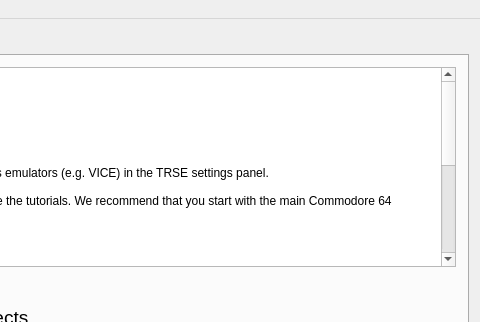
leuat/TRSE, file mainwindow.ui: the form before one commit; both pictures show x 900 to 1380 and y 0 to 322 of the 1380 by 720 pixel window.
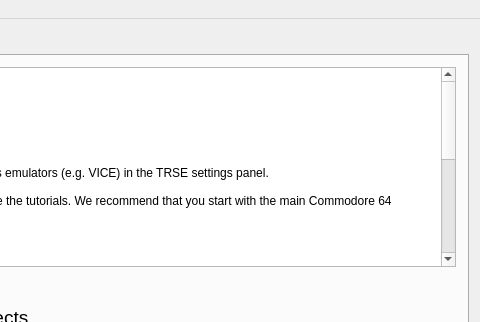
The form after the commit. Icons and pictures are not drawn.

The edit to the form file:
```diff
--- a/mainwindow.ui
+++ b/mainwindow.ui
@@ -295,6 +295,8 @@
 &lt;li style=&quot; font-family:'Noto Sans'; font-size:9pt;&quot; style=&quot; margin-top:0px; margin-bottom:0px; margin-left:0px; margin-right:0px; -qt-block-indent:0; text-indent:0px;&quot;&gt;Sprite packer system for GB&lt;/li&gt;&lt;/ul&gt;
 &lt;li style=&quot; font-family:'Noto Sans'; font-size:9pt;&quot; style=&quot; margin-top:12px; margin-bottom:0px; margin-left:0px; margin-right:0px; -qt-block-indent:0; text-indent:0px;&quot;&gt;Compiler&lt;/li&gt;&lt;/ul&gt;
 &lt;ul style=&quot;margin-top: 0px; margin-bottom: 0px; margin-left: 0px; margin-right: 0px; -qt-list-indent: 2;&quot;&gt;&lt;li style=&quot; font-family:'Noto Sans'; font-size:9pt;&quot; style=&quot; margin-top:0px; margin-bottom:0px; margin-left:0px; margin-right:0px; -qt-block-indent:0; text-indent:0px;&quot;&gt;Fixed a bug where forward declarations of procedure with parameters crashed&lt;/li&gt;
+&lt;li style=&quot; font-family:'Noto Sans'; font-size:9pt;&quot; style=&quot; margin-top:0px; margin-bottom:0px; margin-left:0px; margin-right:0px; -qt-block-indent:0; text-indent:0px;&quot;&gt;TRU constants fixed&lt;/li&gt;
+&lt;li style=&quot; font-family:'Noto Sans'; font-size:9pt;&quot; style=&quot; margin-top:0px; margin-bottom:0px; margin-left:0px; margin-right:0px; -qt-block-indent:0; text-indent:0px;&quot;&gt;You can now build TRU/independent files with CTRL+SHIFT+B&lt;/li&gt;
 &lt;li style=&quot; font-family:'Noto Sans'; font-size:9pt;&quot; style=&quot; margin-top:0px; margin-bottom:0px; margin-left:0px; margin-right:0px; -qt-block-indent:0; text-indent:0px;&quot;&gt;Gameboy Z80ish compiler almost done&lt;/li&gt;&lt;/ul&gt;
 &lt;p style=&quot;-qt-paragraph-type:empty; margin-top:0px; margin-bottom:0px; margin-left:0px; margin-right:0px; -qt-block-indent:1; text-indent:0px; font-family:'Noto Sans'; font-size:9pt;&quot;&gt;&lt;br /&gt;&lt;/p&gt;
 &lt;p style=&quot;-qt-paragraph-type:empty; margin-top:0px; margin-bottom:0px; margin-left:0px; margin-right:0px; -qt-block-indent:0; text-indent:0px; font-family:'Noto Sans'; font-size:9pt;&quot;&gt;&lt;br /&gt;&lt;/p&gt;
```
Left out of the diff: 6 changed lines with no effect on the pictures.
